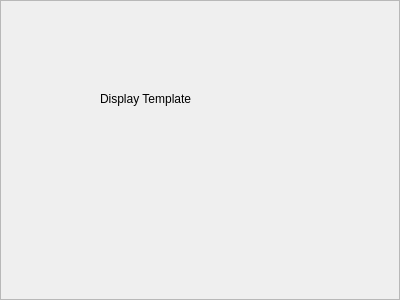
Above: src/plugins/displayGPSBabel/displaygpsbabeloptionsframe.ui from shujaatak/gpsbook before the change. Below: the same form after it.
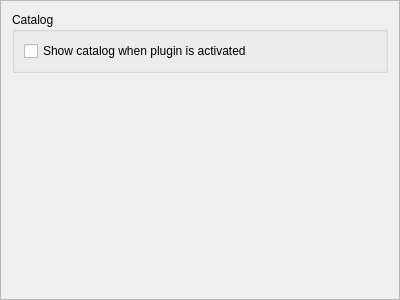
That is the form after the change.

Commit message: Improve code. Add translation to French. Add RawEditor plugin.

The edit to the form file:
```diff
--- a/src/plugins/displayGPSBabel/displaygpsbabeloptionsframe.ui
+++ b/src/plugins/displayGPSBabel/displaygpsbabeloptionsframe.ui
@@ -19,19 +19,37 @@
   <property name="frameShadow">
    <enum>QFrame::Raised</enum>
   </property>
-  <widget class="QLabel" name="label">
-   <property name="geometry">
-    <rect>
-     <x>100</x>
-     <y>90</y>
-     <width>271</width>
-     <height>17</height>
-    </rect>
-   </property>
-   <property name="text">
-    <string>Display Template</string>
-   </property>
-  </widget>
+  <layout class="QVBoxLayout" name="verticalLayout">
+   <item>
+    <widget class="QGroupBox" name="groupBoxCatalog">
+     <property name="title">
+      <string>Catalog</string>
+     </property>
+     <layout class="QVBoxLayout" name="verticalLayout_2">
+      <item>
+       <widget class="QCheckBox" name="checkBoxShowCatalog">
+        <property name="text">
+         <string>Show catalog when plugin is activated</string>
+        </property>
+       </widget>
+      </item>
+     </layout>
+    </widget>
+   </item>
+   <item>
+    <spacer name="verticalSpacer">
+     <property name="orientation">
+      <enum>Qt::Vertical</enum>
+     </property>
+     <property name="sizeHint" stdset="0">
+      <size>
+       <width>20</width>
+       <height>213</height>
+      </size>
+     </property>
+    </spacer>
+   </item>
+  </layout>
  </widget>
  <resources/>
  <connections/>
```
The commit also changes 56 other files.
